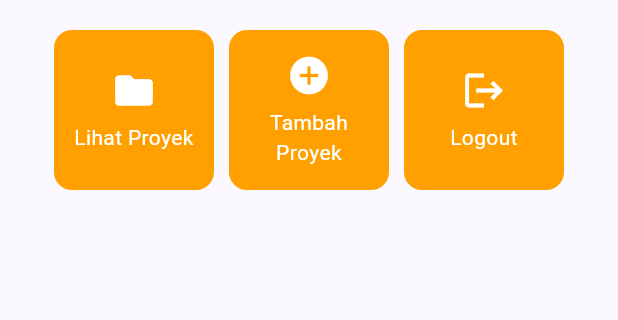
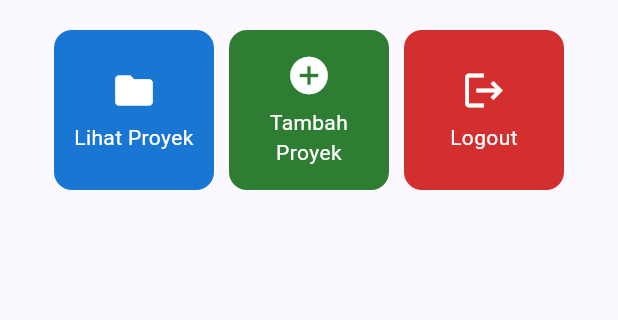
Before and after one commit to theodoradelitha/myportofolio_mobile, a Flutter app: the screen it shows after launch, on a phone screen of 412 x 824 dp, the part 357-677 px from its top. Run offline on Flutter 3.47's test engine with Material 3 defaults, Android fonts, the phone set to English and light mode, and no system bars.

Commit message:
feat: give each action card its own background color
Color is stored on ItemHomepage so ItemCard reads item.color instead of
sharing the theme's secondary color. Shades were chosen so white labels
keep at least a 4.5:1 contrast ratio.

```diff
--- a/lib/menu.dart
+++ b/lib/menu.dart
@@ -11,9 +11,9 @@ class MyHomePage extends StatelessWidget {
   static const String kelas = "PBP KKI";
 
   static const List<ItemHomepage> items = [
-    ItemHomepage("Lihat Proyek", Icons.folder),
-    ItemHomepage("Tambah Proyek", Icons.add_circle),
-    ItemHomepage("Logout", Icons.logout),
+    ItemHomepage("Lihat Proyek", Icons.folder, Color(0xFF1976D2)),
+    ItemHomepage("Tambah Proyek", Icons.add_circle, Color(0xFF2E7D32)),
+    ItemHomepage("Logout", Icons.logout, Color(0xFFD32F2F)),
   ];
 
   @override
--- a/lib/models/item_homepage.dart
+++ b/lib/models/item_homepage.dart
@@ -3,6 +3,7 @@ import 'package:flutter/material.dart';
 class ItemHomepage {
   final String name;
   final IconData icon;
+  final Color color;
 
-  const ItemHomepage(this.name, this.icon);
+  const ItemHomepage(this.name, this.icon, this.color);
 }
--- a/lib/widgets/item_card.dart
+++ b/lib/widgets/item_card.dart
@@ -9,7 +9,7 @@ class ItemCard extends StatelessWidget {
   @override
   Widget build(BuildContext context) {
     return Material(
-      color: Theme.of(context).colorScheme.secondary,
+      color: item.color,
       borderRadius: BorderRadius.circular(12),
       child: InkWell(
         onTap: () {
```
